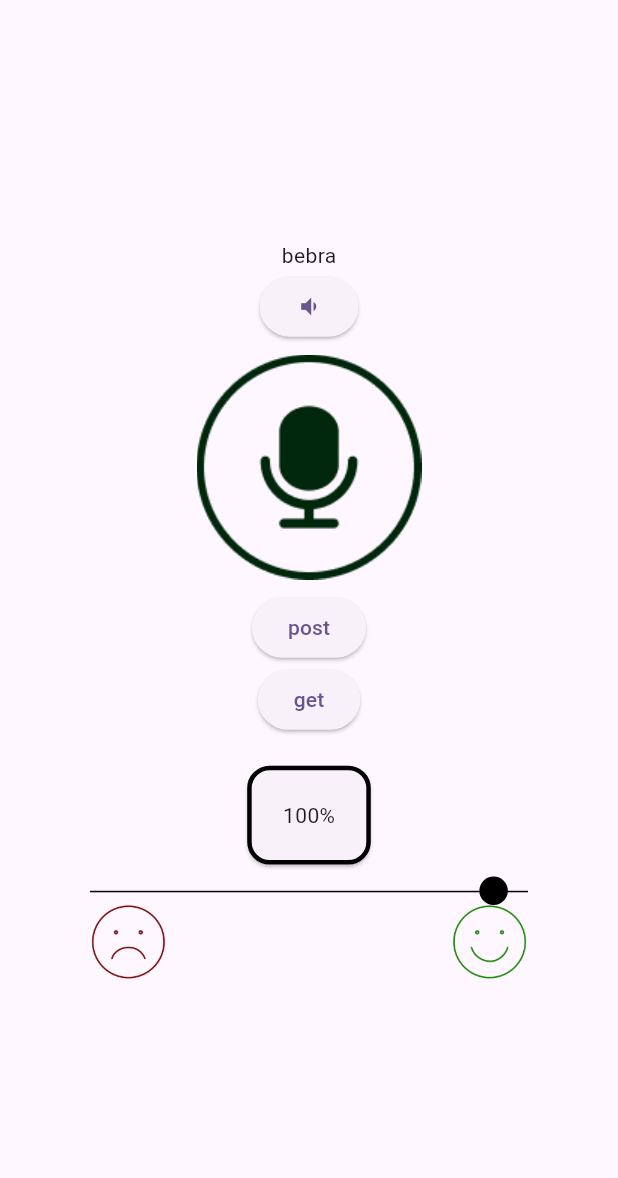
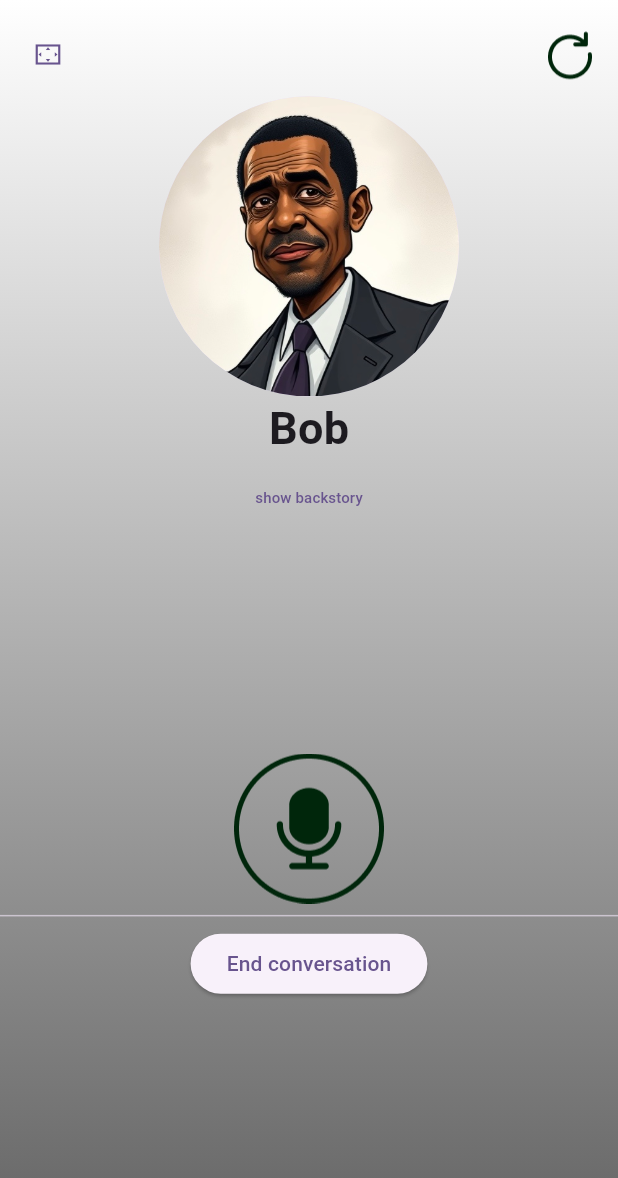
Before and after one commit to Lyynnnx/eleMentalProj, a Flutter app: the screen it shows after launch, on a phone screen of 412 x 824 dp. Shown: the top 1178 px of the screen. Run offline on Flutter 3.47's test engine with Material 3 defaults, Android fonts, the light colour scheme and no system bars; our stand-ins replace flutter_riverpod, permission_handler, shared_preferences; missing offline and left inert: flutter_sound.

Commit message:
added discussion screen

```diff
--- a/frontend/mentalproj/lib/main.dart
+++ b/frontend/mentalproj/lib/main.dart
@@ -2,6 +2,7 @@ import 'dart:io';
 
 import 'package:flutter/material.dart';
 import 'package:flutter_riverpod/flutter_riverpod.dart';
+import 'package:mentalproj/screens/discussion_screen.dart';
 
 import 'package:mentalproj/screens/test_voice_send.dart';
 
@@ -13,6 +14,7 @@ class MyHttpOverrides extends HttpOverrides {
           (X509Certificate cert, String host, int port) => true;
   }
 }
+
 void main() {
   HttpOverrides.global = MyHttpOverrides();
   runApp(ProviderScope(child: MyApp()));
@@ -28,7 +30,12 @@ class MyApp extends StatelessWidget {
         colorScheme: ColorScheme.fromSeed(seedColor: Colors.deepPurple),
         useMaterial3: true,
       ),
-      home: TestVoice(),
+     //home: TestVoice(),
+      home: DiscussionScreen(
+        pathToPhoto: 'assets/person5.JPG',
+        name: "Bob",
+        backgroundStory: "i like spaghetti",
+     ),
     );
   }
 }
--- /dev/null
+++ b/frontend/mentalproj/lib/screens/discussion_screen.dart
@@ -0,0 +1,90 @@
+import 'package:flutter/material.dart';
+import 'package:flutter/widgets.dart';
+import 'package:flutter_riverpod/flutter_riverpod.dart';
+import 'package:mentalproj/providers/basic_providers.dart';
+import 'package:mentalproj/widgets/recording_button.dart';
+
+class DiscussionScreen extends ConsumerStatefulWidget {
+  DiscussionScreen(
+      {super.key,
+      required this.pathToPhoto,
+      required this.name,
+      required this.backgroundStory});
+  String pathToPhoto;
+  String name;
+  String backgroundStory;
+
+  @override
+  ConsumerState<DiscussionScreen> createState() => _DiscussionScreenState();
+}
+
+class _DiscussionScreenState extends ConsumerState<DiscussionScreen> {
+  @override
+  Widget build(BuildContext context) {
+    bool isRecording = ref.watch(isRecordingProvider);
+    double opacity = isRecording?0.8:0;
+
+    return Scaffold(
+      body: Center(
+        child: Stack(
+          children:[ Container(
+            decoration: BoxDecoration(
+                gradient: LinearGradient(
+                    colors: [Colors.white, Color.fromARGB(255, 101, 101, 101)],
+                    begin: Alignment.topCenter,
+                    end: Alignment.bottomCenter)),
+            child: Column(
+              children: [
+                SizedBox(height: MediaQuery.of(context).size.height * 0.01),
+                Row(
+                  children: [
+                    TextButton(
+                      onPressed: () {},
+                      child: Icon(Icons.settings_overscan_sharp),
+                    ),
+                    Spacer(),
+                    TextButton(
+                      onPressed: () {},
+                      child: Image.asset(
+                        'assets/restart_logo.png',
+                        scale: 1.5,
+                      ),
+                    )
+                  ],
+                ),
+                CircleAvatar(
+                  backgroundImage: AssetImage(
+                    '${widget.pathToPhoto}',
+                  ),
+                  radius: 100,
+                ),
+                Text(
+                  "${widget.name}",
+                  style: TextStyle(fontSize: 30, fontWeight: FontWeight.bold),
+                ),
+                TextButton(clipBehavior: Clip.none,   iconAlignment : IconAlignment.end, onPressed: (){},child: Text("show backstory",   style: TextStyle(fontSize: 10,), )),
+                SizedBox(
+                  height: MediaQuery.of(context).size.height * 0.1,
+                ),
+                SizedBox(height: MediaQuery.of(context).size.height*0.1,),
+                SizedBox(
+                  height: MediaQuery.of(context).size.height * 0.1,
+                ),
+                Divider(),
+                ElevatedButton(onPressed: () {}, child: Text("End conversation"))
+              ],
+            ),
+          ),
+          Opacity(opacity:opacity, child: Container(color:Color.fromARGB(255, 52, 52, 52))),
+          Center(
+            child: Column(children: [
+              SizedBox(height: MediaQuery.of(context).size.height*0.6,),
+              RecordingButton()
+            ],),
+          )
+          ]
+        ),
+      ),
+    );
+  }
+}
--- a/frontend/mentalproj/lib/widgets/recording_button.dart
+++ b/frontend/mentalproj/lib/widgets/recording_button.dart
@@ -41,7 +41,7 @@ class _RecordingButtonState extends ConsumerState<RecordingButton> {
   @override
   Widget build(BuildContext context) {
     bool id = ref.watch(isRecordingProvider.notifier).state;
-    return TextButton(child: Image.asset(id?'assets/square_logo.png' :'assets/micro_logo.png'),onPressed: (){
+    return TextButton(child: Image.asset(id?'assets/square_logo.png' :'assets/micro_logo.png', scale: 1.5,),onPressed: (){
       recVoice(ref);
     },);
   }
--- a/frontend/mentalproj/pubspec.yaml
+++ b/frontend/mentalproj/pubspec.yaml
@@ -39,6 +39,7 @@ dependencies:
   flutter_sound: ^9.17.0
   permission_handler: ^11.3.1
   http: ^1.2.2
+  shared_preferences: ^2.3.3
 
 dev_dependencies:
   flutter_test:
```
Also changed, not shown: frontend/mentalproj/lib/repositories/audio_repository.dart (+18 -1 lines), frontend/mentalproj/lib/repositories/auth_repository.dart (added, +68 -0 lines), frontend/mentalproj/lib/screens/test_voice_send.dart (+7 -2 lines), frontend/mentalproj/assets/restart_logo.png (added), frontend/mentalproj/assets/transcript.png.png (added), frontend/mentalproj/pubspec.lock, 1 other file.
